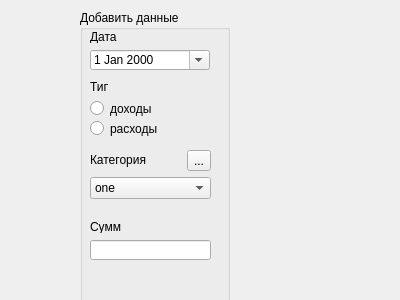
Qt form adddataform.ui (moevm/gui-1h2017-16) before a commit.
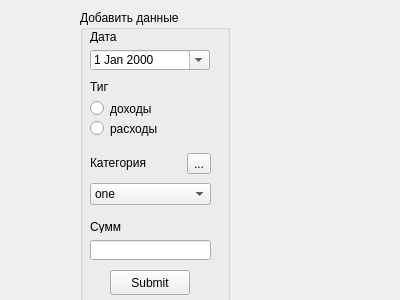
The same form after that commit.

```diff
--- a/adddataform.ui
+++ b/adddataform.ui
@@ -191,7 +191,7 @@
       <x>10</x>
       <y>140</y>
       <width>121</width>
-      <height>49</height>
+      <height>58</height>
      </rect>
     </property>
     <layout class="QVBoxLayout" name="verticalLayout">
@@ -265,6 +265,19 @@
      <string>Добавить</string>
     </property>
    </widget>
+   <widget class="QPushButton" name="pushButton_2">
+    <property name="geometry">
+     <rect>
+      <x>30</x>
+      <y>260</y>
+      <width>80</width>
+      <height>25</height>
+     </rect>
+    </property>
+    <property name="text">
+     <string>Submit</string>
+    </property>
+   </widget>
   </widget>
  </widget>
  <resources/>
```
